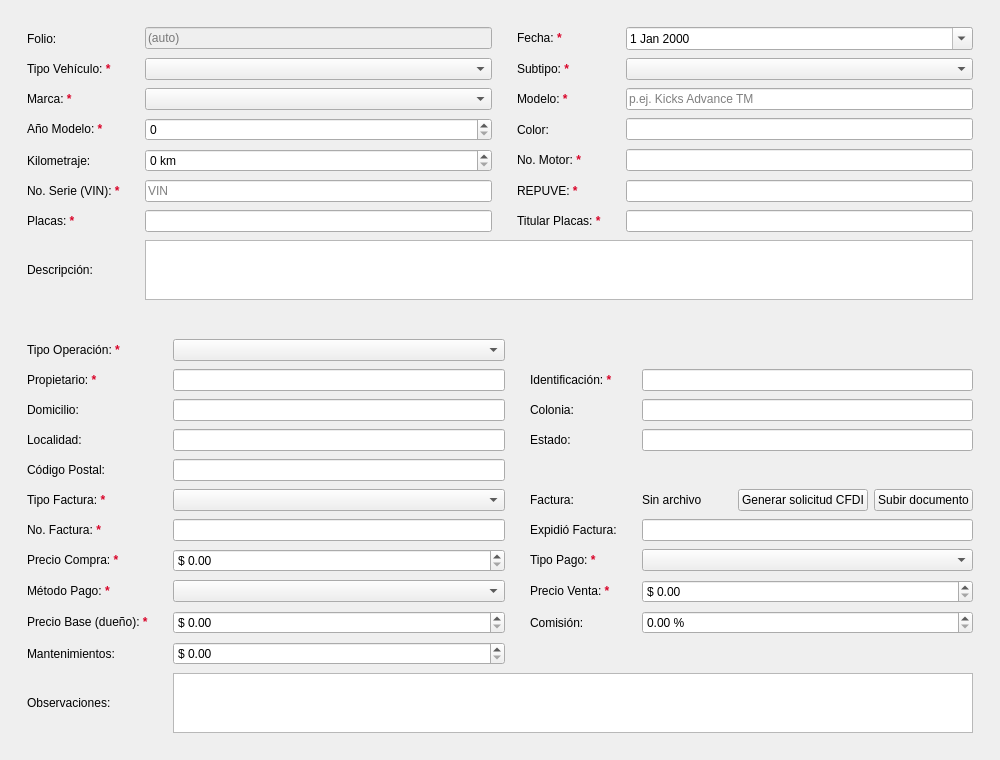
Above: src/ui/vehicledetailsview.ui from ShibaK7/seminuevos before the change. Below: the same form after it.
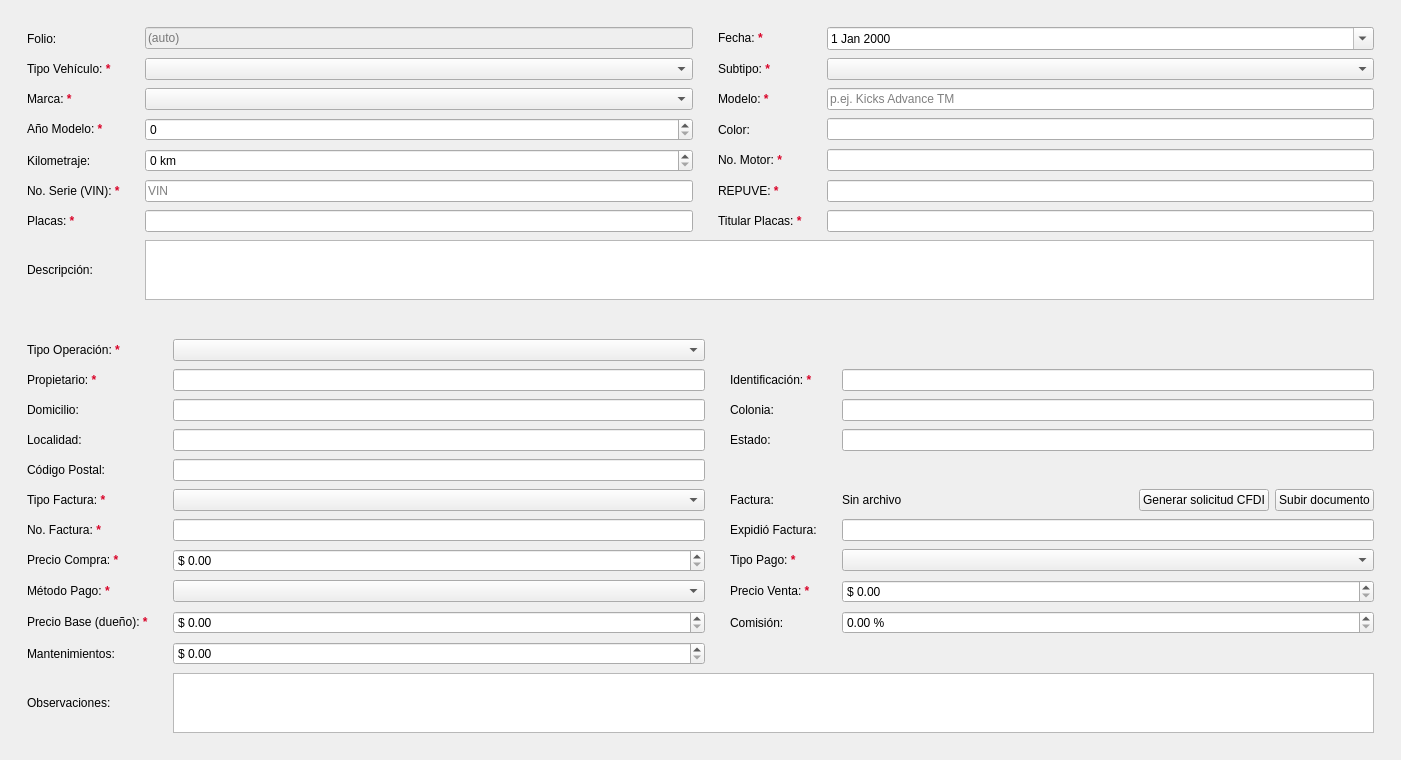
That is the form after the change.

Patch:
```diff
--- a/src/ui/vehicledetailsview.ui
+++ b/src/ui/vehicledetailsview.ui
@@ -6,7 +6,7 @@
    <rect>
     <x>0</x>
     <y>0</y>
-    <width>1000</width>
+    <width>1401</width>
     <height>760</height>
    </rect>
   </property>
```
Left out of the diff: 2 changed lines with no effect on the pictures.
